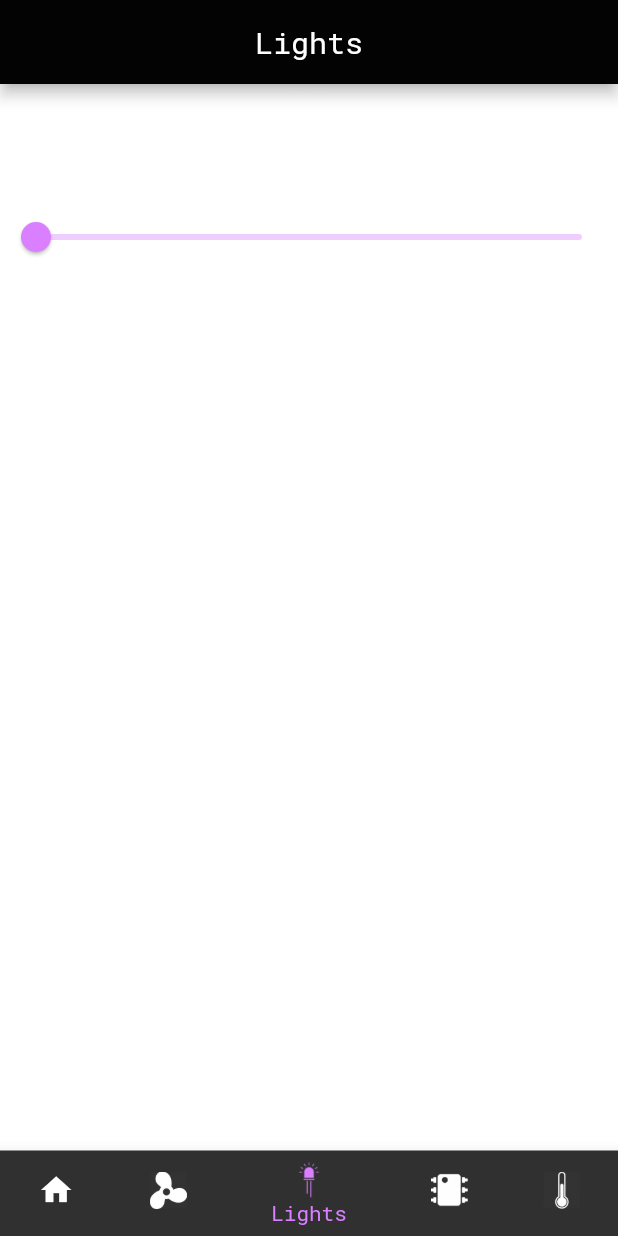
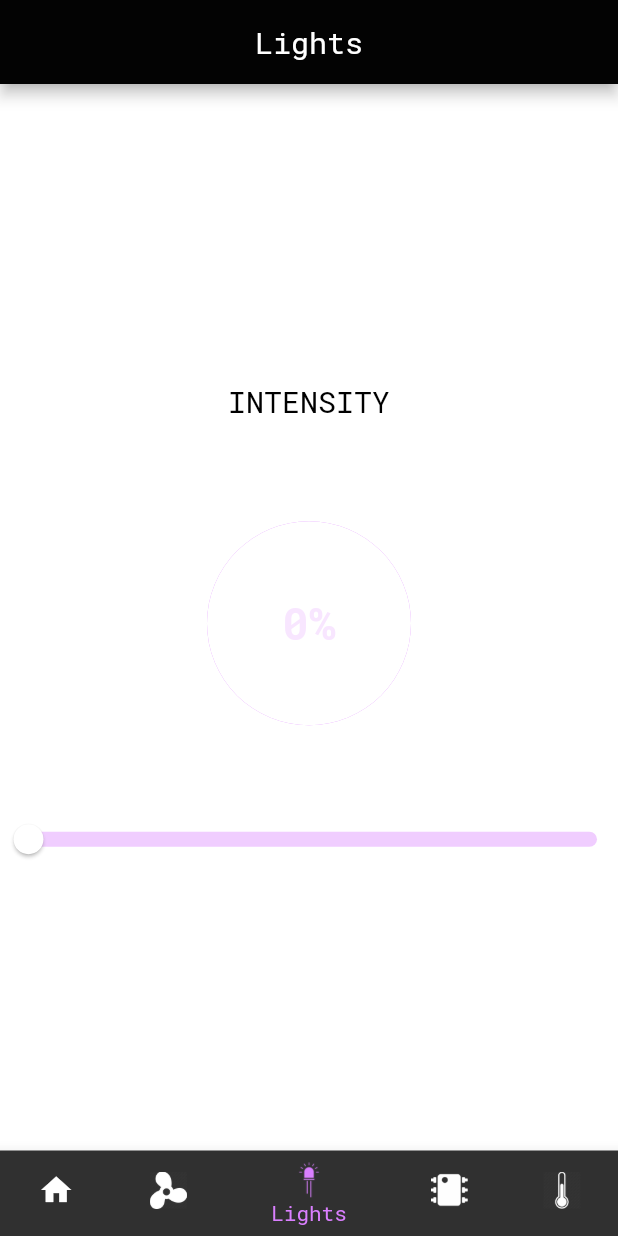
Before and after one commit to xritzx/AutoRoom, a Flutter app: the screen it shows after launch, item 3 of the bottom bar chosen, on a phone screen of 412 x 824 dp. Run offline on Flutter 3.47's test engine with Material 2 defaults, Android fonts, the phone set to English and light mode, and no system bars; our stand-ins replace firebase_database, flare_flutter; accounts and stored records are empty.

Commit message:
Fan:Firebase+UI_touchup, lights:interface

```diff
--- a/lib/devices/lights.dart
+++ b/lib/devices/lights.dart
@@ -1,4 +1,7 @@
 import 'package:flutter/material.dart';
+import 'package:firebase_database/firebase_database.dart';
+import 'dart:async';
+
 
 class Lights extends StatefulWidget {
   Lights({Key key}) : super(key: key);
@@ -7,29 +10,87 @@ class Lights extends StatefulWidget {
 }
 
 class _LightsState extends State<Lights> {
-  double _intensity=0;
+
+  final database = FirebaseDatabase.instance.reference();
+  int _intensity=0;
+
+  @override
+  void initState() {
+    super.initState();
+    _fetchIntensity();
+  }
 
   void _updateIntensity(val){
     setState(() {
-     _intensity = val;
+     _intensity = val.toInt();
     });
+  }
+
+  Future<void> _fetchIntensity() async{
+    database.child("light").once().then((DataSnapshot snapshot){
+      setState(() {
+       _intensity = (snapshot.value/2.55).toInt();
+      });
+    });
+  }
+
+  Future<void> _updateIntensityDB(double val) async{
+    database.update({'light': (val*2.55).toInt()});
   }
 
   @override
   Widget build(BuildContext context) {
     return Center(
       child: Column(
+        mainAxisAlignment: MainAxisAlignment.center,
         children: <Widget>[
-          Text(_intensity.toString()),
+          Container(
+            color: Colors.white,
+            padding: EdgeInsets.fromLTRB(30, 5, 30, 5),
+            child: Text("INTENSITY", style: TextStyle(fontSize: 20, color: Colors.black),),
+            ),
           Padding(padding: EdgeInsets.all(30),),
           Container(
-             child: Slider(
-              min: 0,
-              max: 100,
-              value: _intensity,
-              onChanged: _updateIntensity,
-              activeColor: Theme.of(context).accentColor,
-              inactiveColor: Theme.of(context).accentColor.withAlpha(100),
+            padding: EdgeInsets.all(50),
+            decoration: BoxDecoration(
+              boxShadow: [
+                BoxShadow(
+                  color: Theme.of(context).accentColor,
+                  blurRadius: _intensity/5,
+                  spreadRadius: _intensity/5,
+                ),
+              ],
+              shape: BoxShape.circle,
+              color: Colors.white,
+            ),
+            child: Text(_intensity.toString()+"%",
+             style: TextStyle(
+               fontWeight: FontWeight.bold,
+               fontSize: 30,
+               color: Theme.of(context).accentColor.withAlpha((_intensity*2)+50),
+               ),
+              ),
+          ),
+          Padding(padding: EdgeInsets.all(30),),
+          Container(
+             child: SliderTheme(
+              data: SliderTheme.of(context).copyWith(
+                activeTrackColor: Theme.of(context).accentColor,
+                inactiveTrackColor: Theme.of(context).accentColor.withAlpha(100),
+                trackHeight: 10.0,
+                thumbColor: Colors.white,
+                thumbShape: RoundSliderThumbShape(enabledThumbRadius: 10.0),
+                overlayColor: Colors.purple.withAlpha(200),
+                overlayShape: RoundSliderOverlayShape(overlayRadius: 14.0),
+              ),
+              child: Slider(
+                min: 0,
+                divisions: 100,
+                max: 100,
+                value: _intensity.toDouble(),
+                onChanged: _updateIntensity,
+                onChangeEnd: _updateIntensityDB,
+               ),
              ),
           ),
         ],
--- a/lib/devices/room_parameters.dart
+++ b/lib/devices/room_parameters.dart
@@ -1,6 +1,5 @@
-import 'package:http/http.dart' as http;
 import 'dart:async';
-import 'dart:convert';
+
 
 import 'package:flutter/cupertino.dart';
 import 'package:flutter/material.dart';
```
Also changed, not shown: lib/devices/fan.dart (+14 -21 lines).
